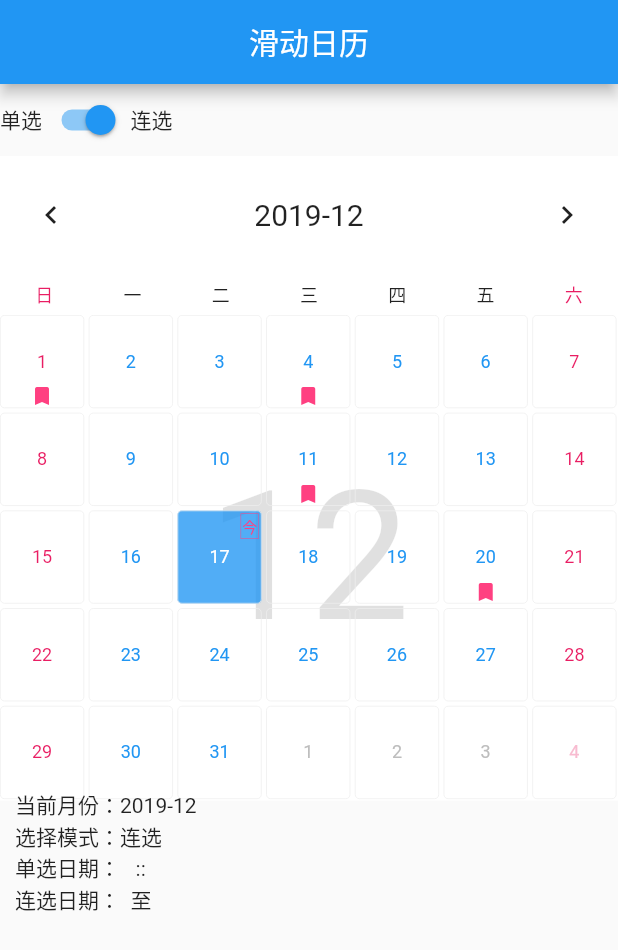
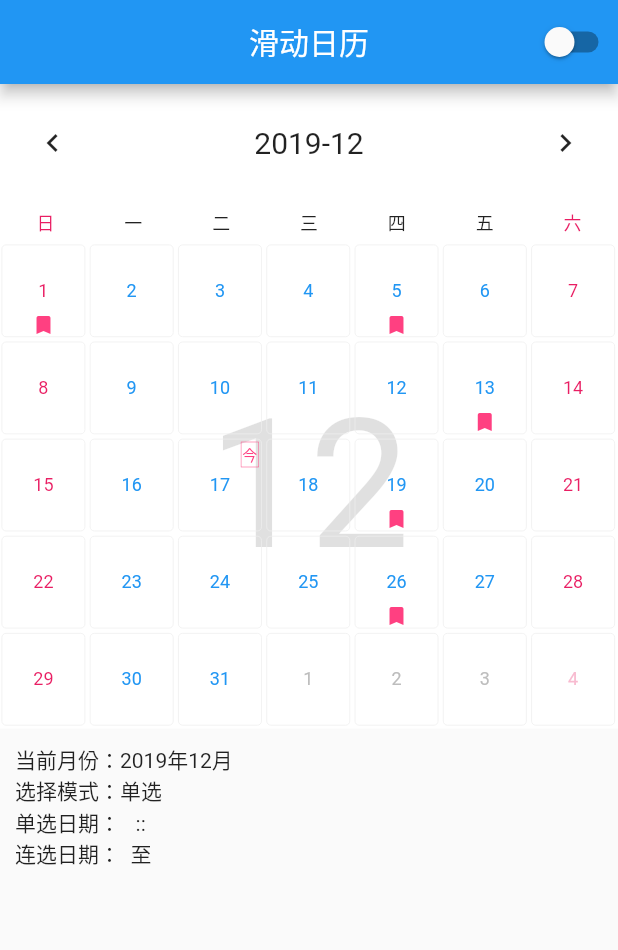
Before and after one commit to OpenFlutter/mini_calendar, a Flutter app: the MonthPageViewDemo screen opened directly, on a phone screen of 412 x 824 dp. Shown: the top 950 px of the screen. Run offline on Flutter 3.47's test engine with Material 2 defaults, Android fonts, the phone set to English and light mode, and no system bars.

Commit message:
更新Demo示例

```diff
--- a/example/lib/main.dart
+++ b/example/lib/main.dart
@@ -1,7 +1,7 @@
 import 'package:flutter/material.dart';
 
-import 'calendar_view.dart';
-import 'month_page_view_demo.dart';
+import 'page/calendar_view.dart';
+import 'page/month_page_view_demo.dart';
 
 void main() => runApp(MyApp());
 
--- a/example/lib/month_page_view_demo.dart
+++ /dev/null
@@ -1,91 +0,0 @@
-import 'package:flutter/material.dart';
-import 'package:mini_calendar/mini_calendar.dart';
-
-class MonthPageViewDemo extends StatefulWidget {
-  @override
-  _MonthPageViewDemoState createState() => _MonthPageViewDemoState();
-}
-
-class _MonthPageViewDemoState extends State<MonthPageViewDemo> {
-  MonthPageController _controller;
-  DateMonth _month = DateMonth.now();
-  DateDay _firstDay, _secondDay, _day;
-  bool _checked = true;
-  String _data = '';
-  @override
-  Widget build(BuildContext context) {
-    return Scaffold(
-      appBar: AppBar(
-        title: Text('滑动日历'),
-        centerTitle: true,
-      ),
-      body: SingleChildScrollView(
-        child: Column(
-          crossAxisAlignment: CrossAxisAlignment.start,
-          children: <Widget>[
-            Row(
-              children: <Widget>[
-                Text('单选'),
-                Switch(
-                  value: _checked,
-                  onChanged: (select) {
-                    _checked = select;
-                    if (_controller != null)
-                      _controller
-                        ..setEnableContinuous(_checked)
-                        ..reLoad();
-                    setState(() {});
-                  },
-                ),
-                Text('连选')
-              ],
-            ),
-            Container(
-              height: MediaQuery.of(context).size.width,
-              child: MonthPageView(
-                option: MonthOption(
-                  currentDay: DateDay.now(),
-                  enableContinuous: true,
-                  marks: {
-                    DateDay(2019, 12, 1): '111',
-                    DateDay(2019, 12, 4): '222',
-                    DateDay(2019, 12, 11): '333',
-                    DateDay(2019, 12, 20): '444',
-                  },
-                ),
-                showWeekHead: true,
-                onContinuousSelectListen: (firstDay, endFay) {
-                  _firstDay = firstDay;
-                  _secondDay = endFay;
-                  setState(() {});
-                },
-                onMonthChange: (month) {
-                  _month = month;
-                  setState(() {});
-                },
-                onDaySelected: (day, data) {
-                  _day = day;
-                  _data = data;
-                  setState(() {});
-                },
-                onCreated: (c) => _controller = c,
-              ),
-            ),
-            Container(child: Text('''
-当前月份：$_month
-选择模式：${_checked ? '连选' : '单选'}
-单选日期：${_day ?? ''}   ::   ${_data ?? ''}
-连选日期：${_firstDay ?? ''}  至  ${_secondDay ?? ''}
-'''), padding: EdgeInsets.all(10))
-          ],
-        ),
-      ),
-    );
-  }
-
-  @override
-  void dispose() {
-    _controller?.dispose();
-    super.dispose();
-  }
-}
--- /dev/null
+++ b/example/lib/page/month_page_view_demo.dart
@@ -0,0 +1,86 @@
+import 'package:flutter/cupertino.dart';
+import 'package:flutter/material.dart';
+import 'package:mini_calendar/mini_calendar.dart';
+
+class MonthPageViewDemo extends StatefulWidget {
+  @override
+  _MonthPageViewDemoState createState() => _MonthPageViewDemoState();
+}
+
+class _MonthPageViewDemoState extends State<MonthPageViewDemo> {
+  MonthPageController _controller;
+  DateMonth _month = DateMonth.now();
+  DateDay _firstDay, _secondDay, _day;
+  bool _checked = false;
+  String _data = '';
+  @override
+  Widget build(BuildContext context) {
+    return Scaffold(
+      appBar: AppBar(
+        title: Text('滑动日历'),
+        centerTitle: true,
+        actions: <Widget>[
+          Switch(
+            value: _checked,
+            activeColor: Colors.white,
+            onChanged: (select) {
+              _checked = select;
+              if (_controller != null)
+                _controller
+                  ..setEnableContinuous(_checked)
+                  ..reLoad();
+              setState(() {});
+            },
+          ),
+        ],
+      ),
+      body: SingleChildScrollView(
+        child: Column(
+          crossAxisAlignment: CrossAxisAlignment.start,
+          children: <Widget>[
+            MonthPageView(
+              padding: EdgeInsets.all(1),
+              option: MonthOption(
+                enableContinuous: _checked,
+                marks: {
+                  DateDay.now().copyWith(day: 1): '111',
+                  DateDay.now().copyWith(day: 5): '222',
+                  DateDay.now().copyWith(day: 13): '333',
+                  DateDay.now().copyWith(day: 19): '444',
+                  DateDay.now().copyWith(day: 26): '444',
+                },
+              ),
+              showWeekHead: true,
+              onContinuousSelectListen: (firstDay, endFay) {
+                _firstDay = firstDay;
+                _secondDay = endFay;
+                setState(() {});
+              },
+              onMonthChange: (month) {
+                _month = month;
+                setState(() {});
+              },
+              onDaySelected: (day, data) {
+                _day = day;
+                _data = data;
+                setState(() {});
+              },
+              onCreated: (controller) => _controller = controller,
+            ),
+            Container(child: Text('''当前月份：${_month.toString(yearSuffix: '年', monthSuffix: '月')}
+选择模式：${_checked ? '连选' : '单选'}
+单选日期：${_day?.toString(yearSuffix: '年', monthSuffix: '月', daySuffix: '日') ?? ''}   ::   ${_data ?? ''}
+连选日期：${_firstDay?.toString(yearSuffix: '年', monthSuffix: '月', daySuffix: '日') ?? ''}  至  ${_secondDay?.toString(yearSuffix: '年', monthSuffix: '月', daySuffix: '日') ?? ''}
+'''), padding: EdgeInsets.all(10))
+          ],
+        ),
+      ),
+    );
+  }
+
+  @override
+  void dispose() {
+    _controller?.dispose();
+    super.dispose();
+  }
+}
```
Also changed, not shown: example/lib/calendar_view.dart (deleted, +0 -91 lines), example/lib/page/calendar_view.dart (added, +51 -0 lines).
